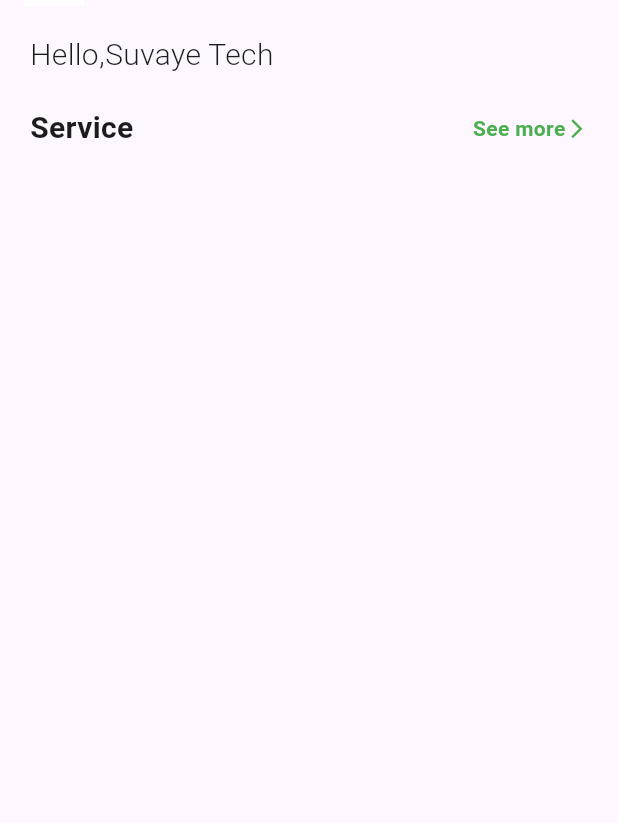
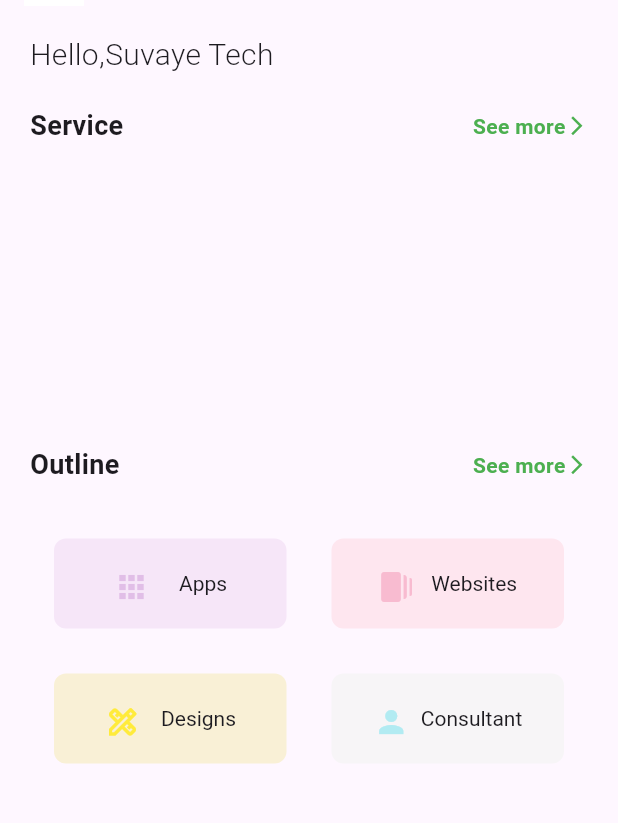
Before and after one commit to puskottampandey/SuvayeTask, a Flutter app: the screen it shows after launch, on a phone screen of 412 x 824 dp, the part 66-889 px from its top. Run offline on Flutter 3.47's test engine with Material 2 defaults, Android fonts, the phone set to English and light mode, and no system bars.

Commit message:
Gridview iteam created

```diff
--- /dev/null
+++ b/lib/model/gridview_iteam_model.dart
@@ -0,0 +1,37 @@
+import 'package:flutter/material.dart';
+
+class ContainerProperties {
+  final IconData icon;
+  final Color iconColor;
+  final Color containerColor;
+  final String text;
+
+  ContainerProperties(
+      {required this.icon,
+      required this.iconColor,
+      required this.containerColor,
+      required this.text});
+}
+
+List<ContainerProperties> dataitems = [
+  ContainerProperties(
+      icon: Icons.apps,
+      iconColor: Colors.purple.shade100,
+      containerColor: const Color.fromARGB(80, 227, 193, 233),
+      text: "Apps"),
+  ContainerProperties(
+      icon: Icons.web_stories,
+      iconColor: Colors.pink.shade100,
+      containerColor: const Color.fromARGB(80, 255, 192, 203),
+      text: "Websites"),
+  ContainerProperties(
+      icon: Icons.design_services_outlined,
+      iconColor: Colors.yellow,
+      containerColor: const Color.fromARGB(80, 238, 226, 123),
+      text: "Designs"),
+  ContainerProperties(
+      icon: Icons.person,
+      iconColor: Colors.cyan.shade100,
+      containerColor: const Color.fromARGB(200, 245, 245, 245),
+      text: "Consultant"),
+];
--- a/lib/screens/home_screen.dart
+++ b/lib/screens/home_screen.dart
@@ -1,6 +1,8 @@
 import 'dart:math';
 
 import 'package:flutter/material.dart';
+
+import '../model/gridview_iteam_model.dart';
 
 class HomePage extends StatefulWidget {
   const HomePage({super.key});
@@ -36,28 +38,31 @@ class _HomePageState extends State<HomePage> {
           ],
         ),
       ),
-      body: const SingleChildScrollView(
-        child: Padding(
-          padding: EdgeInsets.fromLTRB(20, 10, 20, 0),
+      body: Padding(
+        padding: const EdgeInsets.fromLTRB(20, 10, 20, 0),
+        child: SingleChildScrollView(
+          child: SizedBox(
+            height: MediaQuery.of(context).size.height,
             child: Column(
               crossAxisAlignment: CrossAxisAlignment.start,
               children: [
-              Text(
+                const Text(
                   "Hello,Suvaye Tech",
                   style: TextStyle(
                     fontSize: 20,
                     fontWeight: FontWeight.w300,
                   ),
                 ),
-              SizedBox(
+                const SizedBox(
                   height: 20,
                 ),
-              Row(
+                const Row(
                   mainAxisAlignment: MainAxisAlignment.spaceBetween,
                   children: [
                     Text(
                       "Service",
-                    style: TextStyle(fontSize: 20, fontWeight: FontWeight.bold),
+                      style:
+                          TextStyle(fontSize: 18, fontWeight: FontWeight.bold),
                     ),
                     Row(
                       children: [
@@ -75,10 +80,79 @@ class _HomePageState extends State<HomePage> {
                     )
                   ],
                 ),
-              SizedBox(
+                const SizedBox(
+                  height: 200,
+                ),
+                const Row(
+                  mainAxisAlignment: MainAxisAlignment.spaceBetween,
+                  children: [
+                    Text(
+                      "Outline",
+                      style:
+                          TextStyle(fontSize: 18, fontWeight: FontWeight.bold),
+                    ),
+                    Row(
+                      children: [
+                        Text(
+                          "See more",
+                          style: TextStyle(
+                              color: Colors.green, fontWeight: FontWeight.bold),
+                        ),
+                        Icon(
+                          Icons.arrow_forward_ios,
+                          color: Colors.green,
+                          size: 15,
+                        )
+                      ],
+                    )
+                  ],
+                ),
+                const SizedBox(
                   height: 20,
                 ),
+                Expanded(
+                  child: Padding(
+                    padding: const EdgeInsets.all(16.0),
+                    child: GridView.builder(
+                        gridDelegate:
+                            const SliverGridDelegateWithFixedCrossAxisCount(
+                                mainAxisSpacing: 30,
+                                crossAxisSpacing: 30,
+                                mainAxisExtent: 60,
+                                crossAxisCount: 2),
+                        itemCount: dataitems.length,
+                        itemBuilder: (context, index) {
+                          final data = dataitems[index];
+
+                          return Container(
+                            width: 50,
+                            decoration: BoxDecoration(
+                              color: data.containerColor,
+                              borderRadius: BorderRadius.circular(8),
+                            ),
+                            child: Padding(
+                              padding: const EdgeInsets.all(20.0),
+                              child: Row(
+                                mainAxisAlignment:
+                                    MainAxisAlignment.spaceEvenly,
+                                children: [
+                                  Icon(
+                                    data.icon,
+                                    color: data.iconColor,
+                                  ),
+                                  Text(
+                                    data.text,
+                                    style: const TextStyle(letterSpacing: 0),
+                                  ),
                                 ],
+                              ),
+                            ),
+                          );
+                        }),
+                  ),
+                )
+              ],
+            ),
           ),
         ),
       ),
```
Lines whose indentation alone changed are shown as unchanged.
